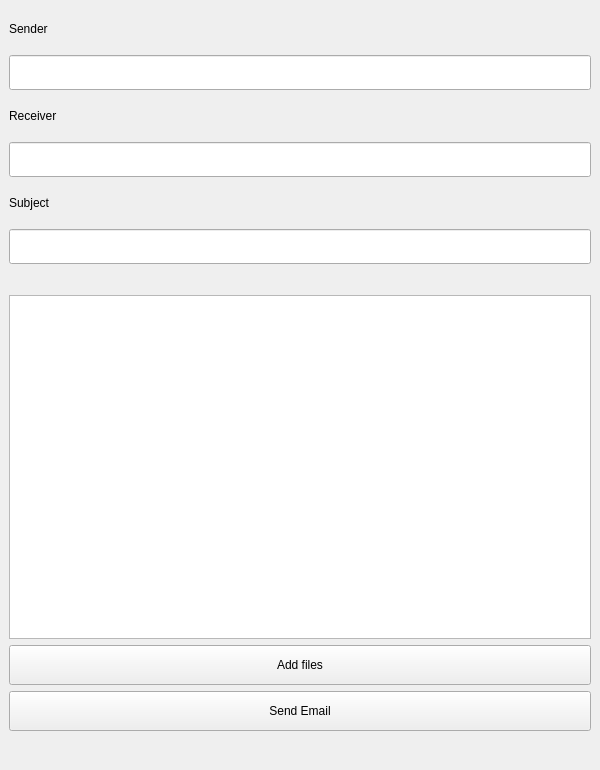
Old version of the form main/UI/Send_Email.ui in the repository Demonim/Simargl-Study-Project.
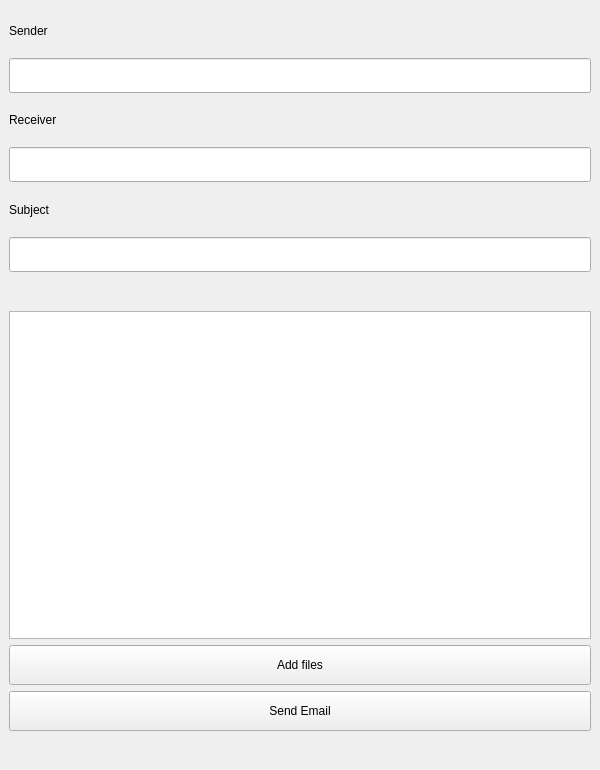
New version of the form.

The edit to the form file:
```diff
--- a/main/UI/Send_Email.ui
+++ b/main/UI/Send_Email.ui
@@ -26,7 +26,7 @@
    <string>MainWindow</string>
   </property>
   <widget class="QWidget" name="centralwidget">
-   <layout class="QVBoxLayout" name="verticalLayout_2">
+   <layout class="QVBoxLayout" name="verticalLayout_2" stretch="8,1,10,1,1,1">
     <item>
      <layout class="QVBoxLayout" name="verticalLayout">
       <item>
```
